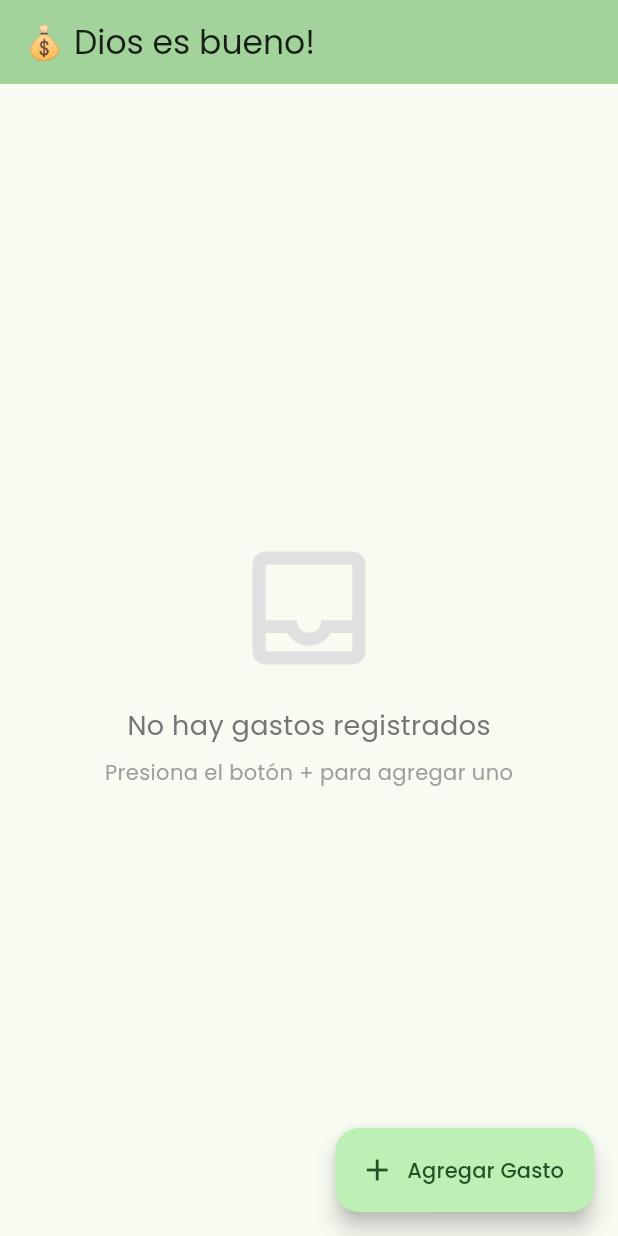
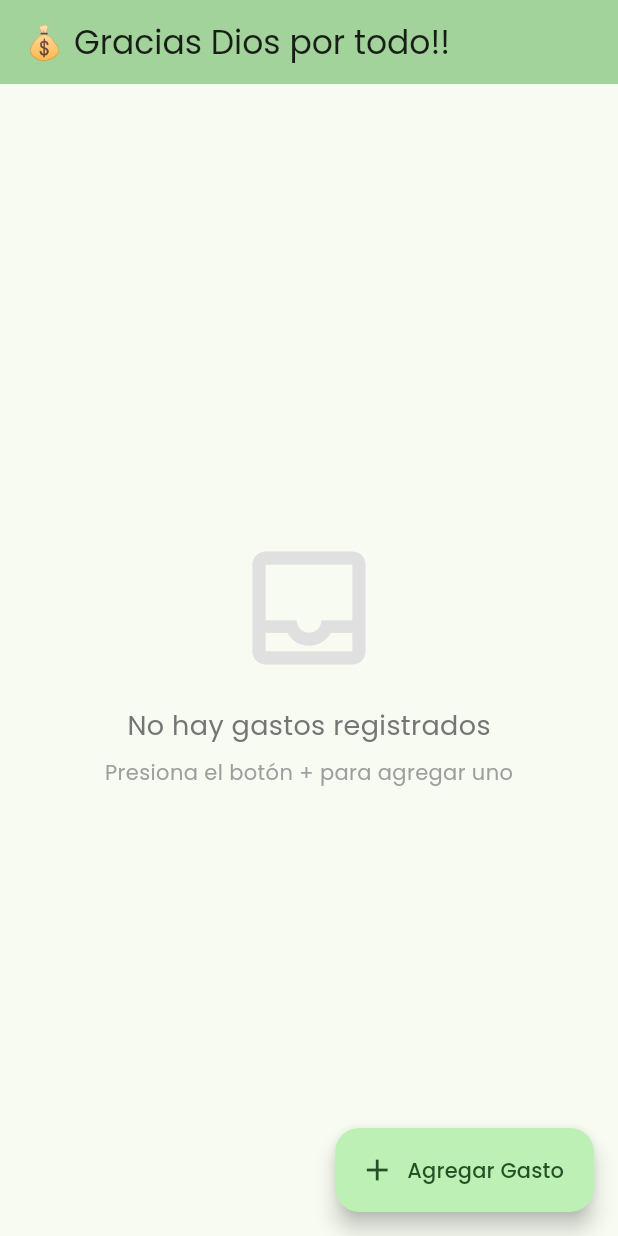
Before and after one commit to wtaype/wiregistro, a Flutter app: the screen it shows after launch, on a phone screen of 412 x 824 dp. Run offline on Flutter 3.47's test engine with Material 3 defaults, Android fonts, the phone set to English and light mode, and no system bars; our stand-ins replace cloud_firestore, firebase_core, google_fonts; accounts and stored records are empty; generated files the repository leaves out were written again.

Commit message:
Gracias Dios por todo

```diff
--- a/lib/pantallas/inicio_pantalla.dart
+++ b/lib/pantallas/inicio_pantalla.dart
@@ -18,7 +18,7 @@ class _InicioPantallaState extends State<InicioPantalla> {
   Widget build(BuildContext context) {
     return Scaffold(
       appBar: AppBar(
-        title: const Text('💰 Dios es bueno!'),
+        title: const Text('💰 Gracias Dios por todo!!'),
         backgroundColor: Theme.of(context).colorScheme.inversePrimary,
         elevation: 0,
       ),
```
